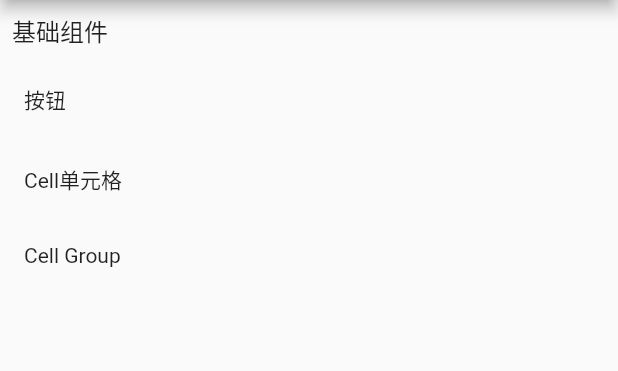
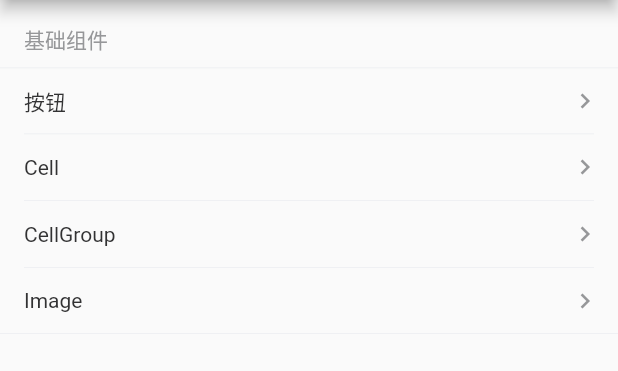
Before and after one commit to liyajie920112/flutter_vant, a Flutter app: the screen it shows after launch, on a phone screen of 412 x 824 dp, the part 84-455 px from its top. Run offline on Flutter 3.47's test engine with Material 2 defaults, Android fonts, the phone set to English and light mode, and no system bars.

Commit message:
vant image

```diff
--- a/example/lib/main.dart
+++ b/example/lib/main.dart
@@ -1,7 +1,9 @@
 import 'package:example/pages/button_page.dart';
 import 'package:example/pages/cell_group_page.dart';
 import 'package:example/pages/cell_page.dart';
+import 'package:example/pages/image_page.dart';
 import 'package:flutter/material.dart';
+import 'package:flutter_vant/flutter_vant.dart';
 
 void main() {
   runApp(MyApp());
@@ -21,6 +23,7 @@ class MyApp extends StatelessWidget {
         '/button': (context) => ButtonPage(),
         '/cell': (context) => CellPage(),
         '/cell_group': (context) => CellGroupPage(),
+        '/image': (context) => ImagePage(),
       },
     );
   }
@@ -46,25 +49,28 @@ class _MyHomePageState extends State<MyHomePage> {
             mainAxisAlignment: MainAxisAlignment.start,
             crossAxisAlignment: CrossAxisAlignment.start,
             children: <Widget>[
-              Padding(
-                padding: const EdgeInsets.all(8.0),
-                child: Text(
-                  '基础组件',
-                  style: TextStyle(fontSize: 16, fontWeight: FontWeight.w500),
+              CellGroup(title: '基础组件', children: [
+                Cell(
+                  title: '按钮',
+                  isLink: true,
+                  onClick: () => {Navigator.pushNamed(context, '/button')},
                 ),
-              ),
-              _Cell(
-                title: '按钮',
-                onClick: () => {Navigator.pushNamed(context, '/button')},
-              ),
-              _Cell(
-                title: 'Cell单元格',
-                onClick: () => {Navigator.pushNamed(context, '/cell')},
-              ),
-              _Cell(
-                title: 'Cell Group',
-                onClick: () => {Navigator.pushNamed(context, '/cell_group')},
-              )
+                Cell(
+                  title: 'Cell',
+                  isLink: true,
+                  onClick: () => {Navigator.pushNamed(context, '/cell')},
+                ),
+                Cell(
+                  title: 'CellGroup',
+                  isLink: true,
+                  onClick: () => {Navigator.pushNamed(context, '/cell_group')},
+                ),
+                Cell(
+                  title: 'Image',
+                  isLink: true,
+                  onClick: () => {Navigator.pushNamed(context, '/image')},
+                ),
+              ]),
             ],
           ),
         ));
--- a/lib/flutter_vant.dart
+++ b/lib/flutter_vant.dart
@@ -3,6 +3,7 @@ library flutter_vant;
 export './src/widgets/button.dart';
 export './src/widgets/cell.dart';
 export './src/widgets/cell_group.dart';
+export './src/widgets/image.dart';
 
 /// A Calculator.
 class Calculator {
```
Also changed, not shown: example/lib/pages/image_page.dart (added, +187 -0 lines), lib/src/widgets/image.dart (added, +28 -0 lines).
